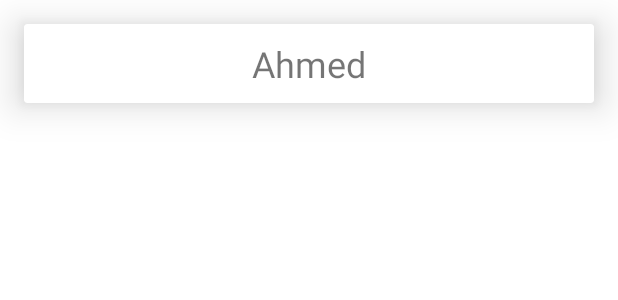
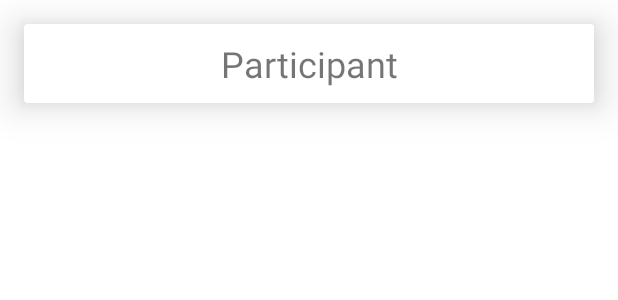
Before and after one commit to Azakh993/II1302-Meetr, an Android app: the layout participant_item.xml on its own in the app's theme, with its tools: preview values and no code run, on a phone screen of 412 x 824 dp. Shown: the top 300 px of the screen. Run offline under Robolectric (Android 15) with nearby library versions, the phone set to English and light mode, and no system bars.

Commit message:
change text

```diff
--- a/app/src/main/res/layout/participant_item.xml
+++ b/app/src/main/res/layout/participant_item.xml
@@ -16,7 +16,7 @@
             android:textSize="24sp"
             android:gravity="center"
             android:padding="10dp"
-            android:text="Ahmed"
+            android:text="Participant"
             app:layout_constraintBottom_toBottomOf="parent"
             app:layout_constraintEnd_toEndOf="parent"
             app:layout_constraintStart_toStartOf="parent"
```
